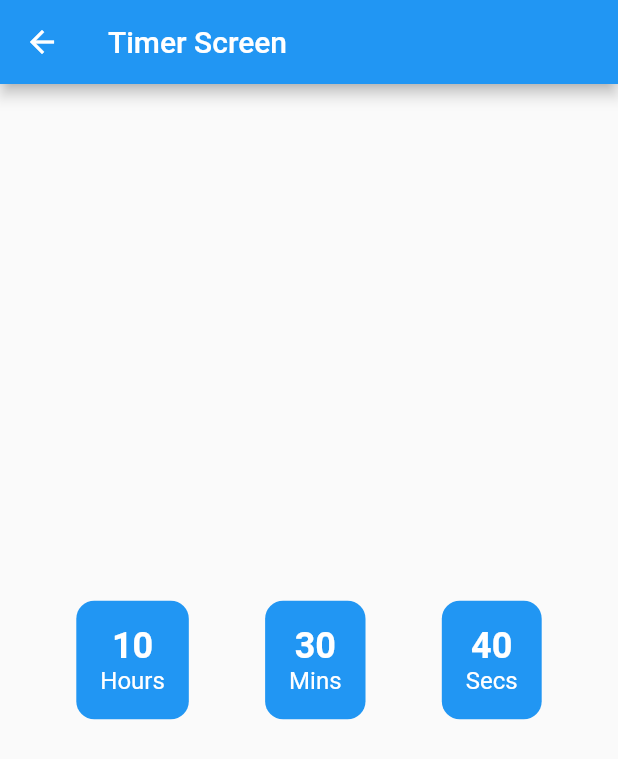
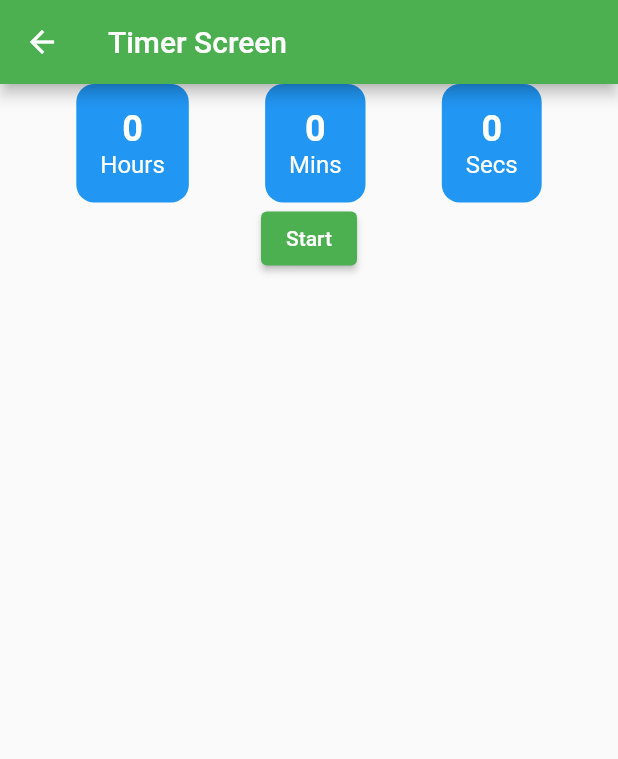
Before and after one commit to ATGBOOM/arnavapp, a Flutter app: the TimerScreen screen opened directly, on a phone screen of 412 x 824 dp. Shown: the top 759 px of the screen. Run offline on Flutter 3.47's test engine with Material 2 defaults, Android fonts, the phone set to English and light mode, and no system bars; our stand-ins replace auto_route, flutter_hooks, get_it, hooks_riverpod, injectable.

```diff
--- /dev/null
+++ b/lib/base/application_constants.dart
@@ -0,0 +1,6 @@
+import 'dart:ui';
+
+class ApplicationConstants {
+  static const splashBackgroundColor = Color(0xFF2596be);
+  static const KSplashTime = 3; // seconds
+}
--- a/lib/timer/timer_screen.dart
+++ b/lib/timer/timer_screen.dart
@@ -1,7 +1,23 @@
+import 'dart:async';
+
 import 'package:arnavapp/timer/timer_container.dart';
 import 'package:flutter/material.dart';
 
-class TimerScreen extends StatelessWidget{
+class TimerScreen extends StatefulWidget{
+  @override
+  State<StatefulWidget> createState() {
+    return TimerScreenState();
+  }
+
+}
+
+class TimerScreenState extends State<TimerScreen>{
+  int secondsPassed = 0;
+  int displaySeconds = 0;
+  int displayMinutes = 0;
+  int displayHours = 0;
+  bool isTimerActive = false;
+  Timer? _timer;
   @override
   Widget build(BuildContext context) {
    return Scaffold(
@@ -9,12 +25,41 @@ class TimerScreen extends StatelessWidget{
        title: Text("Timer Screen"),
      ),
      body: Center(
-       child: Row(
-         mainAxisAlignment: MainAxisAlignment.spaceEvenly,
+       child: Column(
          children: [
-           TimerContainer(timerLabel: "Hours", timerValue: "10",),
-           TimerContainer(timerLabel: "Mins", timerValue: "30",),
-           TimerContainer(timerLabel: "Secs", timerValue: "40",),         ],
+           Row(
+             mainAxisAlignment: MainAxisAlignment.spaceEvenly,
+             children: [
+               TimerContainer(timerLabel: "Hours", timerValue: displayHours.toString(),),
+               TimerContainer(timerLabel: "Mins", timerValue: displayMinutes.toString(),),
+               TimerContainer(timerLabel: "Secs", timerValue: displaySeconds.toString()),         ],
+           ),
+           ElevatedButton(
+               onPressed: (){
+                 if(isTimerActive == false){
+                   isTimerActive = true;
+                   _timer =  Timer.periodic(Duration(seconds: 1), (value) {
+                     secondsPassed++;
+                     displaySeconds = secondsPassed % 60;
+                     displayMinutes = secondsPassed ~/ 60;
+                     displayHours = secondsPassed ~/ 3600;
+                     setState(() {
+
+                     });
+                   });
+                 }
+                 else if(isTimerActive){
+                   isTimerActive = false;
+                   _timer?.cancel();
+                   setState(() {
+
+                   });
+                 }
+
+               },
+               child: Text(isTimerActive?"Stop":"Start")
+           )
+         ],
        )
      ),
    );
```
Also changed, not shown: lib/base/logger_utils.dart (added, +7 -0 lines), lib/base/register_module.dart (added, +9 -0 lines), lib/home/first/first_page.dart (added, +20 -0 lines), lib/home/home_screen.dart (+12 -0 lines), lib/home/second/second_page.dart (added, +20 -0 lines), lib/home/third/third_page.dart (added, +20 -0 lines), lib/injector/injection.dart (added, +15 -0 lines), lib/main.dart (+41 -7 lines), lib/routes/app_router.dart (added, +50 -0 lines), lib/splash/splash_screen.dart (added, +29 -0 lines), pubspec.yaml (+39 -1 lines), assets/images/shirt.png (added), lib/injector/injection.config.dart (added), lib/routes/app_router.gr.dart (added), 1 more files, 2 other files.
